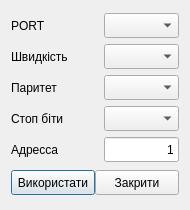
This is dialogconnectionsettings.ui in Goodjamp/Mdio as Qt 5 draws it before an edit. The edited form follows.
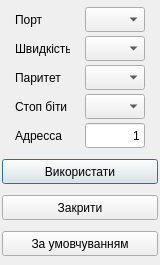
This is the edited form.

Commit message: Updated user interface

Patch:
```diff
--- a/dialogconnectionsettings.ui
+++ b/dialogconnectionsettings.ui
@@ -6,8 +6,8 @@
    <rect>
     <x>0</x>
     <y>0</y>
-    <width>190</width>
-    <height>210</height>
+    <width>160</width>
+    <height>265</height>
    </rect>
   </property>
   <property name="sizePolicy">
@@ -18,33 +18,51 @@
   </property>
   <property name="minimumSize">
    <size>
-    <width>190</width>
-    <height>210</height>
+    <width>160</width>
+    <height>265</height>
    </size>
   </property>
   <property name="maximumSize">
    <size>
-    <width>190</width>
-    <height>210</height>
+    <width>160</width>
+    <height>265</height>
    </size>
   </property>
   <property name="windowTitle">
    <string>Dialog</string>
   </property>
   <layout class="QVBoxLayout" name="verticalLayout">
+   <property name="leftMargin">
+    <number>2</number>
+   </property>
+   <property name="topMargin">
+    <number>2</number>
+   </property>
+   <property name="rightMargin">
+    <number>2</number>
+   </property>
+   <property name="bottomMargin">
+    <number>2</number>
+   </property>
    <item>
-    <layout class="QGridLayout" name="glConnectionInternal">
+    <layout class="QGridLayout" name="glConnectionInternal" columnstretch="2,0" columnminimumwidth="6,0">
+     <property name="horizontalSpacing">
+      <number>2</number>
+     </property>
+     <property name="verticalSpacing">
+      <number>4</number>
+     </property>
      <item row="1" column="0">
       <widget class="QLabel" name="lBaudRate">
        <property name="minimumSize">
         <size>
-         <width>100</width>
+         <width>55</width>
          <height>25</height>
         </size>
        </property>
        <property name="maximumSize">
         <size>
-         <width>100</width>
+         <width>55</width>
          <height>25</height>
         </size>
        </property>
@@ -57,13 +75,13 @@
       <widget class="QComboBox" name="cbPort">
        <property name="minimumSize">
         <size>
-         <width>75</width>
+         <width>60</width>
          <height>25</height>
         </size>
        </property>
        <property name="maximumSize">
         <size>
-         <width>75</width>
+         <width>60</width>
          <height>25</height>
         </size>
        </property>
@@ -73,13 +91,13 @@
       <widget class="QLabel" name="lAddress">
        <property name="minimumSize">
         <size>
-         <width>100</width>
+         <width>55</width>
          <height>25</height>
         </size>
        </property>
        <property name="maximumSize">
         <size>
-         <width>100</width>
+         <width>55</width>
          <height>25</height>
         </size>
        </property>
@@ -92,13 +110,13 @@
       <widget class="QLineEdit" name="leAddress">
        <property name="minimumSize">
         <size>
-         <width>75</width>
+         <width>60</width>
          <height>25</height>
         </size>
        </property>
        <property name="maximumSize">
         <size>
-         <width>75</width>
+         <width>60</width>
          <height>25</height>
         </size>
        </property>
@@ -114,13 +132,13 @@
       <widget class="QLabel" name="lStopBits">
        <property name="minimumSize">
         <size>
-         <width>100</width>
+         <width>55</width>
          <height>25</height>
         </size>
        </property>
        <property name="maximumSize">
         <size>
-         <width>100</width>
+         <width>55</width>
          <height>25</height>
         </size>
        </property>
@@ -133,13 +151,13 @@
       <widget class="QLabel" name="lParity">
        <property name="minimumSize">
         <size>
-         <width>115</width>
+         <width>55</width>
          <height>25</height>
         </size>
        </property>
        <property name="maximumSize">
         <size>
-         <width>100</width>
+         <width>55</width>
          <height>25</height>
         </size>
        </property>
@@ -152,13 +170,13 @@
       <widget class="QComboBox" name="cbBaudRate">
        <property name="minimumSize">
         <size>
-         <width>75</width>
+         <width>60</width>
          <height>25</height>
         </size>
        </property>
        <property name="maximumSize">
         <size>
-         <width>75</width>
+         <width>60</width>
          <height>25</height>
         </size>
        </property>
@@ -168,13 +186,13 @@
       <widget class="QComboBox" name="cbParity">
        <property name="minimumSize">
         <size>
-         <width>75</width>
+         <width>60</width>
          <height>25</height>
         </size>
        </property>
        <property name="maximumSize">
         <size>
-         <width>75</width>
+         <width>60</width>
          <height>25</height>
         </size>
        </property>
@@ -184,13 +202,13 @@
       <widget class="QComboBox" name="cbStopBits">
        <property name="minimumSize">
         <size>
-         <width>75</width>
+         <width>60</width>
          <height>25</height>
         </size>
        </property>
        <property name="maximumSize">
         <size>
-         <width>75</width>
+         <width>60</width>
          <height>25</height>
         </size>
        </property>
@@ -200,28 +218,23 @@
       <widget class="QLabel" name="label">
        <property name="minimumSize">
         <size>
-         <width>100</width>
+         <width>55</width>
          <height>25</height>
         </size>
        </property>
        <property name="maximumSize">
         <size>
-         <width>100</width>
+         <width>55</width>
          <height>25</height>
         </size>
        </property>
        <property name="text">
-        <string>PORT</string>
+        <string>Порт</string>
        </property>
       </widget>
      </item>
     </layout>
    </item>
-   <item>
-    <layout class="QHBoxLayout" name="horizontalLayout">
-     <property name="spacing">
-      <number>0</number>
-     </property>
      <item>
       <widget class="QPushButton" name="pbApply">
        <property name="minimumSize">
@@ -232,7 +245,7 @@
        </property>
        <property name="maximumSize">
         <size>
-         <width>100</width>
+       <width>1000</width>
          <height>25</height>
         </size>
        </property>
@@ -251,7 +264,7 @@
        </property>
        <property name="maximumSize">
         <size>
-         <width>100</width>
+       <width>1000</width>
          <height>25</height>
         </size>
        </property>
@@ -260,7 +273,24 @@
        </property>
       </widget>
      </item>
-    </layout>
+   <item>
+    <widget class="QPushButton" name="byDefault">
+     <property name="minimumSize">
+      <size>
+       <width>0</width>
+       <height>25</height>
+      </size>
+     </property>
+     <property name="maximumSize">
+      <size>
+       <width>1000</width>
+       <height>25</height>
+      </size>
+     </property>
+     <property name="text">
+      <string>За умовчуванням</string>
+     </property>
+    </widget>
    </item>
   </layout>
  </widget>
```
Lines whose indentation alone changed are shown as unchanged. The commit also changes 4 other files.
